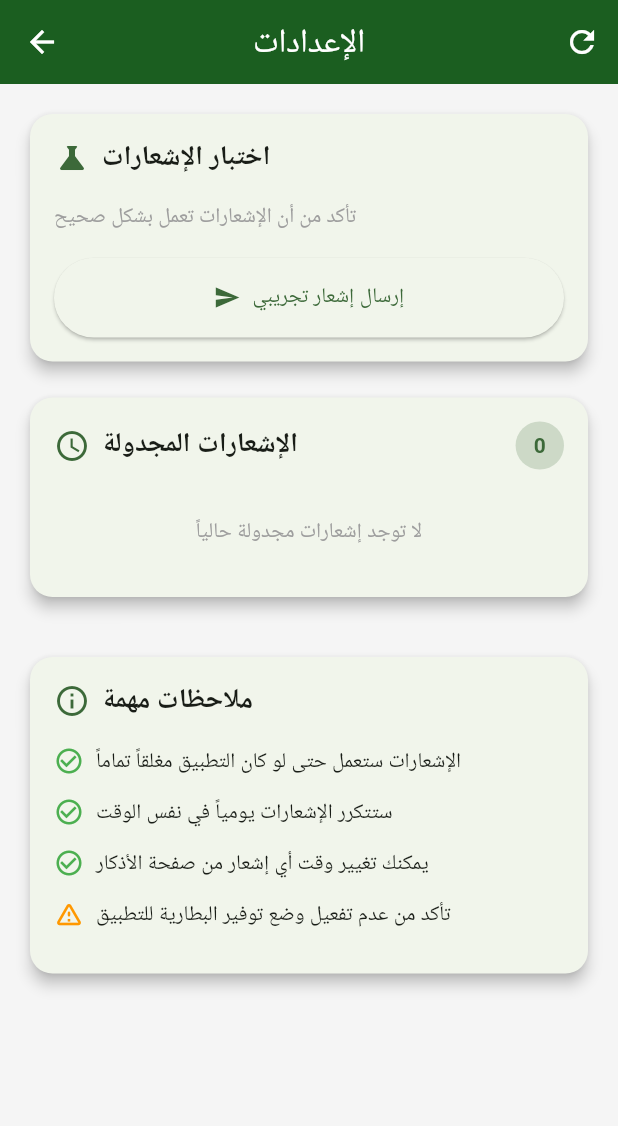
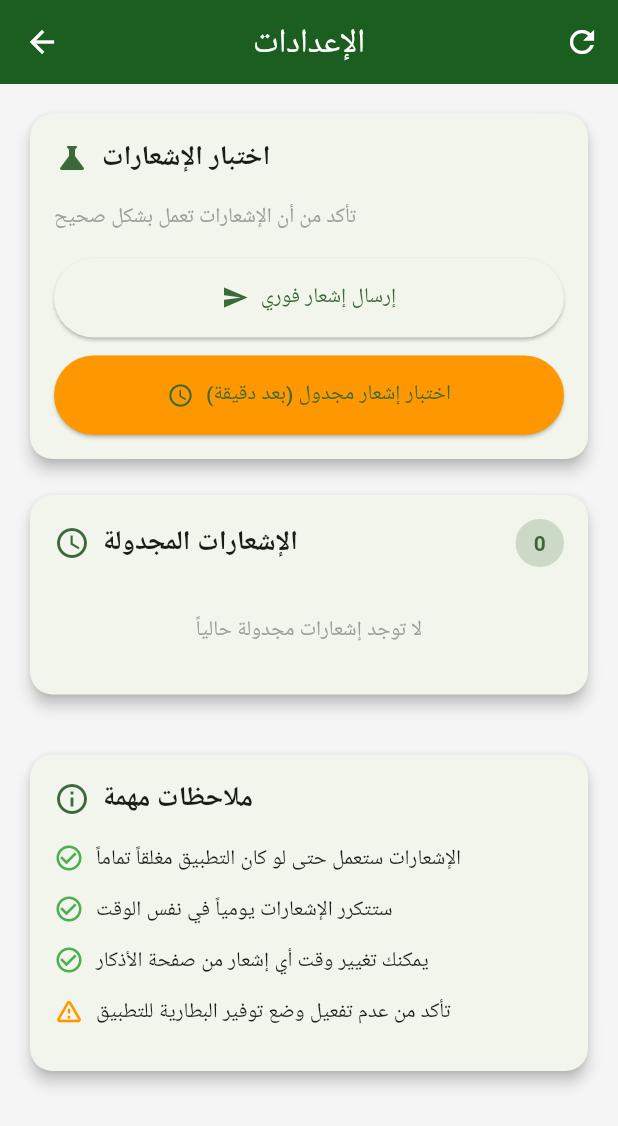
Before and after one commit to itiswd/Najatak, a Flutter app: the SettingsScreen screen opened directly, on a phone screen of 412 x 824 dp. Shown: the top 1126 px of the screen. Run offline on Flutter 3.47's test engine with Material 3 defaults, Android fonts, the phone set to English and light mode, and no system bars; our stand-ins replace flutter_local_notifications, shared_preferences, timezone; accounts and stored records are empty; Roboto replaces fonts that are missing (Cairo).

Commit message:
Add settings.

```diff
--- a/lib/screens/settings_screen.dart
+++ b/lib/screens/settings_screen.dart
@@ -38,11 +38,27 @@ class _SettingsScreenState extends State<SettingsScreen> {
     if (mounted) {
       ScaffoldMessenger.of(context).showSnackBar(
         const SnackBar(
-          content: Text('تم إرسال إشعار تجريبي'),
+          content: Text('تم إرسال إشعار تجريبي فوري'),
           backgroundColor: Colors.green,
         ),
       );
     }
+  }
+
+  Future<void> _testScheduledNotification() async {
+    await NotificationService.testScheduledNotification();
+    if (mounted) {
+      ScaffoldMessenger.of(context).showSnackBar(
+        const SnackBar(
+          content: Text('تم جدولة إشعار تجريبي بعد دقيقة واحدة ⏰'),
+          backgroundColor: Colors.orange,
+          duration: Duration(seconds: 3),
+        ),
+      );
+    }
+    // تحديث القائمة
+    await Future.delayed(const Duration(seconds: 1));
+    await _loadPendingNotifications();
   }
 
   Future<void> _cancelAllNotifications() async {
@@ -170,9 +186,22 @@ class _SettingsScreenState extends State<SettingsScreen> {
                           child: ElevatedButton.icon(
                             onPressed: _testNotification,
                             icon: const Icon(Icons.send),
-                            label: const Text('إرسال إشعار تجريبي'),
+                            label: const Text('إرسال إشعار فوري'),
                             style: ElevatedButton.styleFrom(
                               padding: const EdgeInsets.all(16),
+                            ),
+                          ),
+                        ),
+                        const SizedBox(height: 12),
+                        SizedBox(
+                          width: double.infinity,
+                          child: ElevatedButton.icon(
+                            onPressed: _testScheduledNotification,
+                            icon: const Icon(Icons.schedule),
+                            label: const Text('اختبار إشعار مجدول (بعد دقيقة)'),
+                            style: ElevatedButton.styleFrom(
+                              padding: const EdgeInsets.all(16),
+                              backgroundColor: Colors.orange,
                             ),
                           ),
                         ),
```
Also changed, not shown: lib/services/notification_service.dart (+77 -53 lines).
